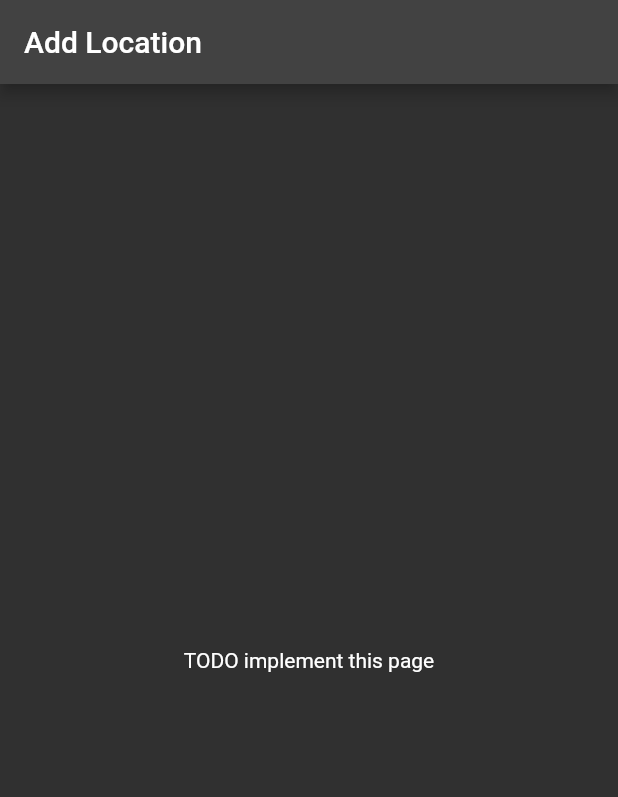
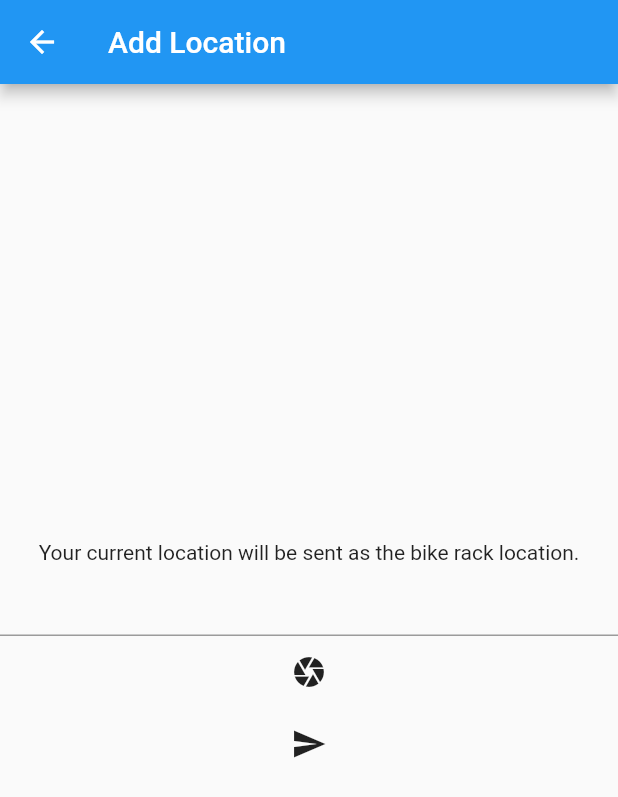
Before and after one commit to tweirtx/hackutd-bikeracks, a Flutter app: the screen it shows after launch, after a tap on the "add" icon, on a phone screen of 412 x 824 dp. Shown: the top 797 px of the screen. Run offline on Flutter 3.47's test engine with Material 2 defaults, Android fonts, the phone set to English and light mode, and no system bars; our stand-ins replace flutter_map, image_picker, latlong; missing offline and left inert: flutter_map_location_marker, geolocator_web, image_picker_for_web; network calls fail.

Commit message:
Start submission UI/picture taking

```diff
--- a/apilib-dart/lib/api_client.dart
+++ b/apilib-dart/lib/api_client.dart
@@ -120,12 +120,12 @@ class ApiClient {
       final nullableHeaderParams = headerParams.isEmpty ? null : headerParams;
 
       switch(method) {
-        case 'POST': return await _client.post(url, headers: nullableHeaderParams, body: msgBody,);
-        case 'PUT': return await _client.put(url, headers: nullableHeaderParams, body: msgBody,);
-        case 'DELETE': return await _client.delete(url, headers: nullableHeaderParams,);
-        case 'PATCH': return await _client.patch(url, headers: nullableHeaderParams, body: msgBody,);
-        case 'HEAD': return await _client.head(url, headers: nullableHeaderParams,);
-        case 'GET': return await _client.get(url, headers: nullableHeaderParams,);
+        case 'POST': return await _client.post(Uri.parse(url), headers: nullableHeaderParams, body: msgBody,);
+        case 'PUT': return await _client.put(Uri.parse(url), headers: nullableHeaderParams, body: msgBody,);
+        case 'DELETE': return await _client.delete(Uri.parse(url), headers: nullableHeaderParams,);
+        case 'PATCH': return await _client.patch(Uri.parse(url), headers: nullableHeaderParams, body: msgBody,);
+        case 'HEAD': return await _client.head(Uri.parse(url), headers: nullableHeaderParams,);
+        case 'GET': return await _client.get(Uri.parse(url), headers: nullableHeaderParams,);
       }
     } on SocketException catch (e, trace) {
       throw ApiException.withInner(HttpStatus.badRequest, 'Socket operation failed: $method $path', e, trace,);
--- a/apilib-dart/pubspec.yaml
+++ b/apilib-dart/pubspec.yaml
@@ -11,7 +11,7 @@ homepage: 'homepage'
 environment:
   sdk: '>=2.0.0 <3.0.0'
 dependencies:
-  http: '>=0.12.0 <0.13.0'
+  http: '>=0.13.0 <0.14.0'
   intl: '^0.16.1'
   meta: '^1.1.8'
 dev_dependencies:
--- a/mobileapp/lib/generated_plugin_registrant.dart
+++ b/mobileapp/lib/generated_plugin_registrant.dart
@@ -6,11 +6,13 @@
 // ignore_for_file: lines_longer_than_80_chars
 
 import 'package:geolocator_web/geolocator_web.dart';
+import 'package:image_picker_for_web/image_picker_for_web.dart';
 
 import 'package:flutter_web_plugins/flutter_web_plugins.dart';
 
 // ignore: public_member_api_docs
 void registerPlugins(Registrar registrar) {
   GeolocatorPlugin.registerWith(registrar);
+  ImagePickerPlugin.registerWith(registrar);
   registrar.registerMessageHandler();
 }
--- a/mobileapp/lib/main.dart
+++ b/mobileapp/lib/main.dart
@@ -5,6 +5,7 @@
 import 'package:flutter_map/flutter_map.dart';
 import 'package:latlong/latlong.dart';
 import 'package:flutter_map_location_marker/flutter_map_location_marker.dart';
+import 'package:image_picker/image_picker.dart';
 
 void main() {
   runApp(const MyApp());
@@ -136,24 +137,19 @@
 
 class _LocationAddScreen extends StatelessWidget {
   // This widget is the root of your application.
+  Future<bool> _onBackPressed() async {
+    return true;
+  }
+
   @override
   Widget build(BuildContext context) {
-    return MaterialApp(
-      title: 'Add Location',
-      theme: ThemeData(
-        // This is the theme of your application.
-        //
-        // Try running your application with "flutter run". You'll see the
-        // application has a blue toolbar. Then, without quitting the app, try
-        // changing the primarySwatch below to Colors.green and then invoke
-        // "hot reload" (press "r" in the console where you ran "flutter run",
-        // or simply save your changes to "hot reload" in a Flutter IDE).
-        // Notice that the counter didn't reset back to zero; the application
-        // is not restarted.
-          primarySwatch: Colors.blue,
-          brightness: Brightness.dark
+    return WillPopScope(
+      onWillPop: _onBackPressed,
+      child: Scaffold(
+        body: Center(
+          child: _LocationAddPage(title: 'Add Location'),
+        ),
       ),
-      home: _LocationAddPage(title: 'Add Location'),
     );
   }
 }
@@ -177,6 +173,15 @@
 
 class _LocationAddState extends State<_LocationAddPage> {
 
+  XFile? photo;
+  final ImagePicker _picker = ImagePicker();
+  Future capturePhoto() async{
+    photo = await _picker.pickImage(source: ImageSource.camera);
+  }
+  Future submit() async {
+
+  }
+
   @override
   Widget build(BuildContext context) {
     // This method is rerun every time setState is called, for instance as done
@@ -190,30 +195,20 @@
         // Here we take the value from the MyHomePage object that was created by
         // the App.build method, and use it to set our appbar title.
         title: Text(widget.title),
+
       ),
       body: Center(
         // Center is a layout widget. It takes a single child and positions it
         // in the middle of the parent.
         child: Column(
-          // Column is also a layout widget. It takes a list of children and
-          // arranges them vertically. By default, it sizes itself to fit its
-          // children horizontally, and tries to be as tall as its parent.
-          //
-          // Invoke "debug painting" (press "p" in the console, choose the
-          // "Toggle Debug Paint" action from the Flutter Inspector in Android
-          // Studio, or the "Toggle Debug Paint" command in Visual Studio Code)
-          // to see the wireframe for each widget.
-          //
-          // Column has various properties to control how it sizes itself and
-          // how it positions its children. Here we use mainAxisAlignment to
-          // center the children vertically; the main axis here is the vertical
-          // axis because Columns are vertical (the cross axis would be
-          // horizontal).
           mainAxisAlignment: MainAxisAlignment.center,
           children: <Widget>[
-            Text(
-              'TODO implement this page',
+            const Text(
+              'Your current location will be sent as the bike rack location.',
             ),
+            TextField(),
+            IconButton(onPressed: capturePhoto, icon: const Icon(Icons.camera)),
+            IconButton(onPressed: submit, icon: const Icon(Icons.send))
           ],
         ),
       ),
--- a/mobileapp/pubspec.yaml
+++ b/mobileapp/pubspec.yaml
@@ -38,6 +38,7 @@ dependencies:
     path: ../apilib-dart
   flutter_map: any # or the latest version on Pub
   flutter_map_location_marker: any
+  image_picker: ^0.8.4+4
 
 dev_dependencies:
   flutter_test:
```
Also changed, not shown: mobileapp/pubspec.lock, 1 other file.
